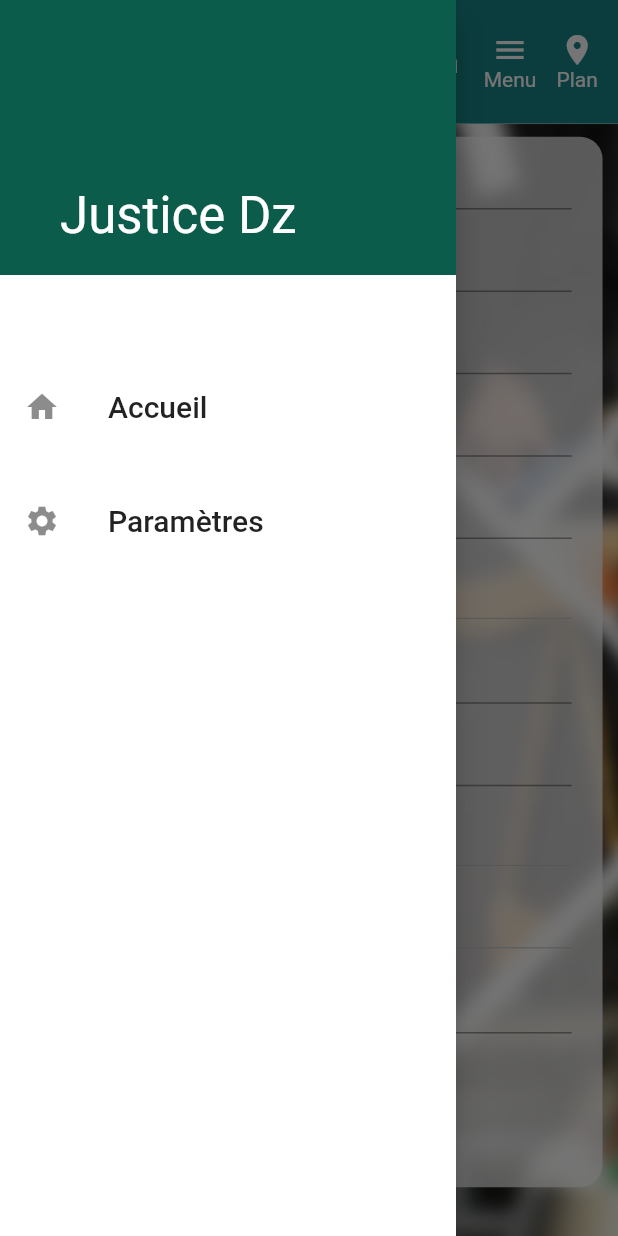
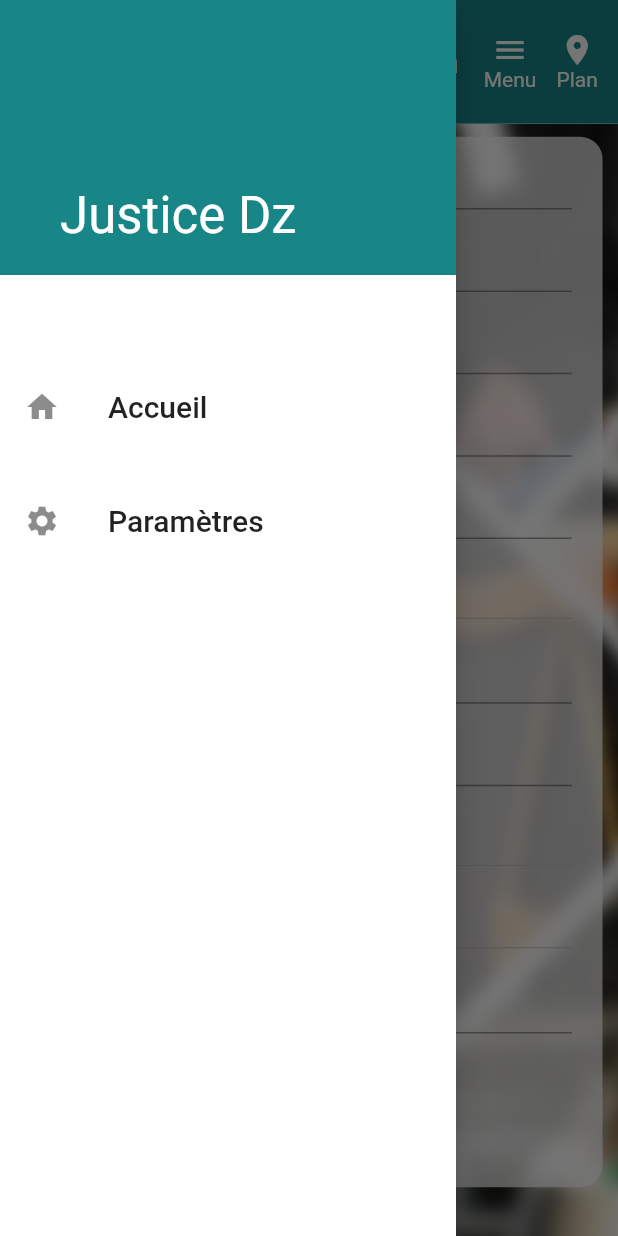
Before and after one commit to kacemws/justice_dz, a Flutter app: the SignupScreen screen opened by its route, with the side drawer open, on a phone screen of 412 x 824 dp. Run offline on Flutter 3.47's test engine with Material 2 defaults, Android fonts, the phone set to English and light mode, and no system bars; our stand-ins replace cloud_firestore, flare_flutter, shared_preferences; accounts and stored records are empty.

Commit message:
changed the color so that it would be the same everywhere; changed the title attribute to headline6, since its the new naming in the last flutter update

```diff
--- a/lib/main.dart
+++ b/lib/main.dart
@@ -15,7 +15,7 @@ void main() => runApp(MyApp());
 
 class MyApp extends StatelessWidget {
 
-  Map<int, Color> color =
+  final Map<int, Color> color =
   {
     50:Color.fromRGBO(24, 134, 135, 0.1),
     100:Color.fromRGBO(24, 134, 135, 0.2),
--- a/lib/models/Justicedz.dart
+++ b/lib/models/Justicedz.dart
@@ -125,7 +125,7 @@ class Justicedz with ChangeNotifier{
 
     await this.fetchPeople();
     print("got people");
-    await this.fetchFavs();
+    this.fetchFavs();
     loaded = true;
     print("done");
 
@@ -239,7 +239,7 @@ class Justicedz with ChangeNotifier{
     });
   }
 
-  Future<void> fetchFavs(){
+  void fetchFavs(){
     var favs = prefs.getStringList("favorites") ?? [];
     favorites.clear();
     favs.forEach((fav){
--- a/lib/presentation/items/CatItem.dart
+++ b/lib/presentation/items/CatItem.dart
@@ -43,7 +43,7 @@ class CatItem extends StatelessWidget {
               Text(
                 cat.nom,
                 textAlign: TextAlign.center,
-                style: Theme.of(context).textTheme.title.copyWith(
+                style: Theme.of(context).textTheme.headline6.copyWith(
                   color: Theme.of(context).primaryColor
                 ),
               )
--- a/lib/presentation/items/PersonItem.dart
+++ b/lib/presentation/items/PersonItem.dart
@@ -9,7 +9,7 @@ import 'package:url_launcher/url_launcher.dart';
 
 class PersonItem extends StatelessWidget {
 
-  Map<int, Color> color =
+  final Map<int, Color> color =
   {
     50:Color.fromRGBO(12, 92, 76, 0.1),
     100:Color.fromRGBO(12, 92, 76, 0.2),
@@ -84,7 +84,7 @@ class PersonItem extends StatelessWidget {
                     )
                   ),
 
-                  Text("Docteur " + person.prenom + " " + person.nom,style: Theme.of(context).textTheme.title.copyWith(
+                  Text("Docteur " + person.prenom + " " + person.nom,style: Theme.of(context).textTheme.headline6.copyWith(
                     color: Colors.white
                   ),),
 
--- a/lib/presentation/screens/Favourites.dart
+++ b/lib/presentation/screens/Favourites.dart
@@ -27,7 +27,7 @@ class Favourites extends StatelessWidget {
 
             space(context), //2.5%
             people.length != 0? listOfPeople(context, constraints, people) : Expanded(child:Center(
-              child: Text("Aucun element trouvé...", style: Theme.of(context).textTheme.subtitle1,),
+              child: Text("Aucun element trouvé...", style: Theme.of(context).textTheme.headline6,),
             ))
 
 
@@ -58,7 +58,7 @@ class Favourites extends StatelessWidget {
         fit: BoxFit.scaleDown,
         child: Text(
           text,
-          style: Theme.of(context).textTheme.subtitle1.copyWith(
+          style: Theme.of(context).textTheme.headline6.copyWith(
             color: Colors.black,
             fontWeight: FontWeight.bold
           ),
--- a/lib/presentation/screens/HomePage.dart
+++ b/lib/presentation/screens/HomePage.dart
@@ -30,7 +30,7 @@ class HomePage extends StatelessWidget {
             listOfPeople(context, constraints, people)
           ] : [
             Expanded(child:Center(
-                child: Text("Aucun element trouvé...", style: Theme.of(context).textTheme.subtitle1,),
+                child: Text("Aucun element trouvé...", style: Theme.of(context).textTheme.headline6,),
               )
             )
           ]
@@ -111,7 +111,7 @@ class HomePage extends StatelessWidget {
             leading: Image.asset("assets/logoJustice.png", fit: BoxFit.scaleDown,),
             title: FittedBox(
               fit: BoxFit.scaleDown,
-              child: Text("Maitre "+people[index].nom+" "+people[index].prenom, style: Theme.of(context).textTheme.subtitle1.copyWith(
+              child: Text("Maitre "+people[index].nom+" "+people[index].prenom, style: Theme.of(context).textTheme.headline6.copyWith(
                 color: Colors.white
               ),),
             ),
--- a/lib/presentation/screens/PersonDetails.dart
+++ b/lib/presentation/screens/PersonDetails.dart
@@ -174,7 +174,7 @@ class PersonDetails extends StatelessWidget {
         fit:BoxFit.scaleDown,
         child: Text(
           text,
-          style: Theme.of(context).textTheme.title.copyWith(
+          style: Theme.of(context).textTheme.headline6.copyWith(
             fontWeight: FontWeight.bold
           ),
         ),
@@ -222,7 +222,7 @@ class PersonDetails extends StatelessWidget {
           ]
         ),
 
-        child: Center(child: Text( "Reserver", style: Theme.of(context).textTheme.title,)),
+        child: Center(child: Text( "Reserver", style: Theme.of(context).textTheme.headline6,)),
 
       ),
     );
--- a/lib/presentation/screens/SignupScreen.dart
+++ b/lib/presentation/screens/SignupScreen.dart
@@ -26,9 +26,9 @@ class _SignupScreenState extends State<SignupScreen> {
     "details" : ""
   };
 
-  Categorie selectedCat = null;
-  Wilaya selectedWilaya = null;
-  Commune selectedCom = null;
+  Categorie selectedCat;
+  Wilaya selectedWilaya;
+  Commune selectedCom;
 
   setSpecialite(Categorie cat){
     setState(() {
@@ -187,7 +187,7 @@ class _SignupScreenState extends State<SignupScreen> {
 
           hintText: hintText,
 
-          hintStyle: Theme.of(context).textTheme.title.copyWith(
+          hintStyle: Theme.of(context).textTheme.headline6.copyWith(
             // color: Theme.of(context).primaryColor,
           ),
 
@@ -226,7 +226,7 @@ class _SignupScreenState extends State<SignupScreen> {
 
       child: DropdownButton<Categorie>(
 
-        hint: Text("Spécialité : ............", style: Theme.of(context).textTheme.title, textAlign: TextAlign.start),
+        hint: Text("Spécialité : ............", style: Theme.of(context).textTheme.headline6, textAlign: TextAlign.start),
         value:selected,
 
         onChanged: (value){
@@ -236,7 +236,7 @@ class _SignupScreenState extends State<SignupScreen> {
         items: cats.map((Categorie cat){
           return DropdownMenuItem<Categorie>(
             value: cat,
-            child: Text(cat.nom, style: Theme.of(context).textTheme.title)
+            child: Text(cat.nom, style: Theme.of(context).textTheme.headline6)
           );
         }).toList(),
 
@@ -258,7 +258,7 @@ class _SignupScreenState extends State<SignupScreen> {
 
       child: DropdownButton<Wilaya>(
 
-        hint: Text("Wilaya : ................", style: Theme.of(context).textTheme.title, textAlign: TextAlign.start),
+        hint: Text("Wilaya : ................", style: Theme.of(context).textTheme.headline6, textAlign: TextAlign.start),
         value:selected,
 
         onChanged: (value){
@@ -268,7 +268,7 @@ class _SignupScreenState extends State<SignupScreen> {
         items: wilayas.map((Wilaya wilaya){
           return DropdownMenuItem<Wilaya>(
             value: wilaya,
-            child: Text(wilaya.nom, style: Theme.of(context).textTheme.title)
+            child: Text(wilaya.nom, style: Theme.of(context).textTheme.headline6)
           );
         }).toList(),
 
@@ -289,7 +289,7 @@ class _SignupScreenState extends State<SignupScreen> {
       ),
 
       child: DropdownButton<Commune>(
-        hint: Text("Commune : ...............", style: Theme.of(context).textTheme.title, textAlign: TextAlign.start),
+        hint: Text("Commune : ...............", style: Theme.of(context).textTheme.headline6, textAlign: TextAlign.start),
         value:selectedCom,
 
         onChanged: (value){
@@ -299,7 +299,7 @@ class _SignupScreenState extends State<SignupScreen> {
         items: selected == null? [] : selected.communes.map((Commune commune){
           return DropdownMenuItem<Commune>(
             value: commune,
-            child: Text(commune.nom, style: Theme.of(context).textTheme.title)
+            child: Text(commune.nom, style: Theme.of(context).textTheme.headline6)
           );
         }).toList(),
 
--- a/lib/presentation/tools/CustomAppBar.dart
+++ b/lib/presentation/tools/CustomAppBar.dart
@@ -42,7 +42,7 @@ class CustomAppBar extends StatelessWidget {
             child: Center(
               child: FittedBox(
                 fit: BoxFit.scaleDown,
-                child: Text(text, style: Theme.of(context).textTheme.title.copyWith(color: Colors.white),),
+                child: Text(text, style: Theme.of(context).textTheme.headline6.copyWith(color: Colors.white),),
               ),
             )
           ),
--- a/lib/presentation/tools/CustomDrawer.dart
+++ b/lib/presentation/tools/CustomDrawer.dart
@@ -4,23 +4,23 @@ import 'package:justice_dz/presentation/screens/Settings.dart';
 // import 'package:meal_app/Presentation/Screens/Settings.dart';
 
 class CustomDrawer extends StatelessWidget {
-  Map<int, Color> color =
+  final Map<int, Color> color =
   {
-    50:Color.fromRGBO(12, 92, 76, 0.1),
-    100:Color.fromRGBO(12, 92, 76, 0.2),
-    200:Color.fromRGBO(12, 92, 76, 0.3),
-    300:Color.fromRGBO(12, 92, 76, 0.4),
-    400:Color.fromRGBO(12, 92, 76, 0.5),
-    500:Color.fromRGBO(12, 92, 76, 0.6),
-    600:Color.fromRGBO(12, 92, 76, 0.7),
-    700:Color.fromRGBO(12, 92, 76, 0.8),
-    800:Color.fromRGBO(12, 92, 76, 0.9),
-    900:Color.fromRGBO(12, 92, 76, 1),
+    50:Color.fromRGBO(24, 134, 135, 0.1),
+    100:Color.fromRGBO(24, 134, 135, 0.2),
+    200:Color.fromRGBO(24, 134, 135, 0.3),
+    300:Color.fromRGBO(24, 134, 135, 0.4),
+    400:Color.fromRGBO(24, 134, 135, 0.5),
+    500:Color.fromRGBO(24, 134, 135, 0.6),
+    600:Color.fromRGBO(24, 134, 135, 0.7),
+    700:Color.fromRGBO(24, 134, 135, 0.8),
+    800:Color.fromRGBO(24, 134, 135, 0.9),
+    900:Color.fromRGBO(24, 134, 135, 1),
   };
 
   @override
   Widget build(BuildContext context) {
-    MaterialColor colorCustom = MaterialColor(0xFF0C5C4C, color);
+    MaterialColor colorCustom = MaterialColor(0xFF188687, color);
     var _height = MediaQuery.of(context).size.height - MediaQuery.of(context).padding.top - MediaQuery.of(context).padding.bottom;
     return Drawer(
       elevation: 10,
@@ -34,7 +34,7 @@ class CustomDrawer extends StatelessWidget {
               width: double.infinity,
               padding: EdgeInsets.only(bottom: 20, left: 40),
               height: _height *0.2225,
-              child: Text("Justice Dz",style: Theme.of(context).textTheme.display1.copyWith(
+              child: Text("Justice Dz",style: Theme.of(context).textTheme.headline4.copyWith(
                 color: Colors.white
               ),),
               alignment: Alignment.bottomLeft
@@ -44,7 +44,7 @@ class CustomDrawer extends StatelessWidget {
 
             ListTile(
               leading: Icon(Icons.home),
-              title: Text("Accueil", style: Theme.of(context).textTheme.title,),
+              title: Text("Accueil", style: Theme.of(context).textTheme.headline6,),
               onTap: (){
                 Navigator.of(context).pushReplacementNamed(
                   '/'
@@ -56,7 +56,7 @@ class CustomDrawer extends StatelessWidget {
 
             ListTile(
               leading: Icon(Icons.settings),
-              title: Text("Paramètres", style: Theme.of(context).textTheme.title,),
+              title: Text("Paramètres", style: Theme.of(context).textTheme.headline6,),
               onTap: (){
                 print("TODO");
                 Navigator.of(context).pushReplacementNamed(
--- a/lib/presentation/tools/Pub.dart
+++ b/lib/presentation/tools/Pub.dart
@@ -27,7 +27,7 @@ class Pub extends StatelessWidget {
       alignment: Alignment.center,
       child: Text(
         "Pub",
-        style: Theme.of(context).textTheme.title.copyWith(
+        style: Theme.of(context).textTheme.headline6.copyWith(
           color: Colors.white
         )
       ),
```
Also changed, not shown: lib/presentation/screens/LandingPage.dart (+4 -4 lines), lib/presentation/screens/LocationSelector.dart (+6 -6 lines), lib/presentation/screens/SplashScreen.dart (+0 -14 lines), lib/presentation/tools/BottomNavigation.dart (+12 -12 lines).
